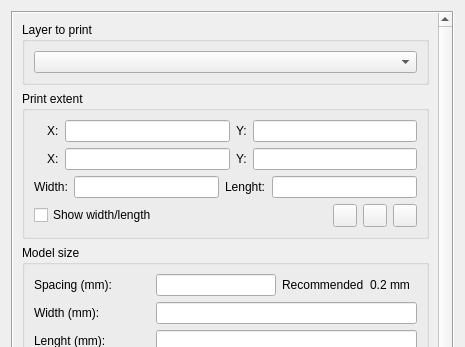
Before: the Qt Designer form DEMto3D_Dialog/DEMto3D_dialog_base.ui in jawensi/DEMto3D-QGIS-Plugin, drawn with Qt 5; both pictures show x 0 to 465 and y 0 to 347 of the 465 by 619 pixel window.
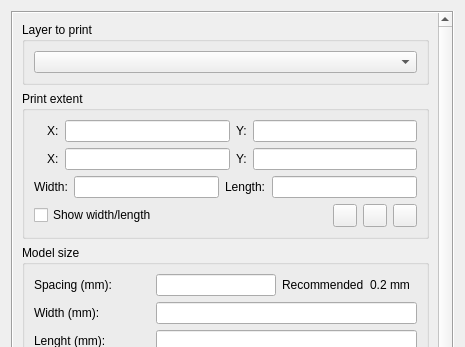
After: the same form once the commit is applied. Icons and pictures are not drawn. Custom widgets are drawn as their Qt base class.

Patch:
```diff
--- a/DEMto3D_Dialog/DEMto3D_dialog_base.ui
+++ b/DEMto3D_Dialog/DEMto3D_dialog_base.ui
@@ -191,7 +191,7 @@
                <item>
                 <widget class="QLabel" name="label_22">
                  <property name="text">
-                  <string>Lenght:</string>
+                  <string>Length:</string>
                  </property>
                 </widget>
                </item>
```
